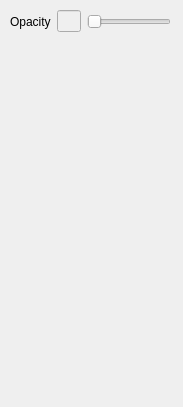
The window that src/mafPluginVTK/mafPipeVisualSurface.ui (tartarini/MAF3) describes before a commit, drawn with Qt 5.
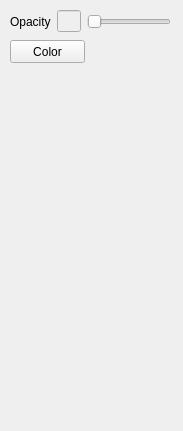
The same window after the commit.

Commit message: Added dialog to choose surface color

The edit to the form file:
```diff
--- a/src/mafPluginVTK/mafPipeVisualSurface.ui
+++ b/src/mafPluginVTK/mafPipeVisualSurface.ui
@@ -7,7 +7,7 @@
     <x>0</x>
     <y>0</y>
     <width>183</width>
-    <height>407</height>
+    <height>431</height>
    </rect>
   </property>
   <property name="windowTitle">
@@ -17,7 +17,7 @@
    <property name="geometry">
     <rect>
      <x>10</x>
-     <y>40</y>
+     <y>80</y>
      <width>161</width>
      <height>331</height>
     </rect>
@@ -95,6 +95,19 @@
     </item>
    </layout>
   </widget>
+  <widget class="QPushButton" name="colorButton">
+   <property name="geometry">
+    <rect>
+     <x>10</x>
+     <y>40</y>
+     <width>75</width>
+     <height>23</height>
+    </rect>
+   </property>
+   <property name="text">
+    <string>Color</string>
+   </property>
+  </widget>
  </widget>
  <resources/>
  <connections/>
```
The commit also changes 3 other files.
